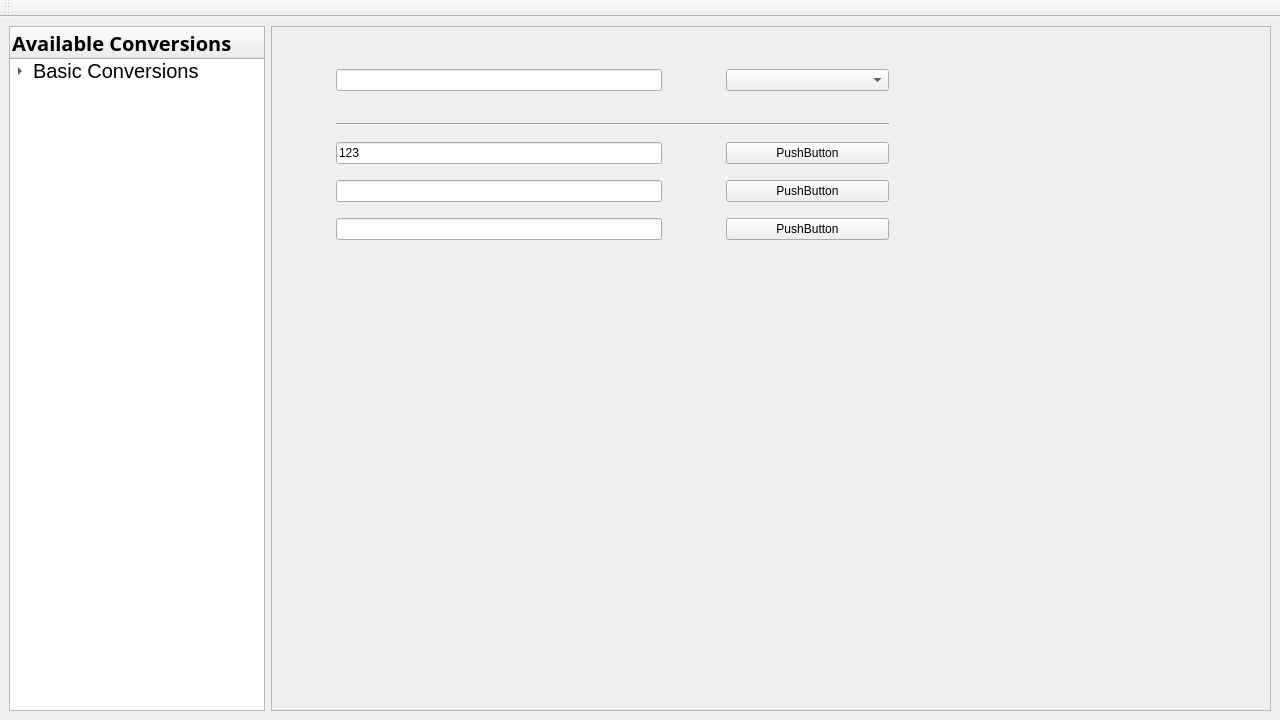
The window that mainwindow.ui (30vam/cute-converter) describes before a commit, drawn with Qt 5.
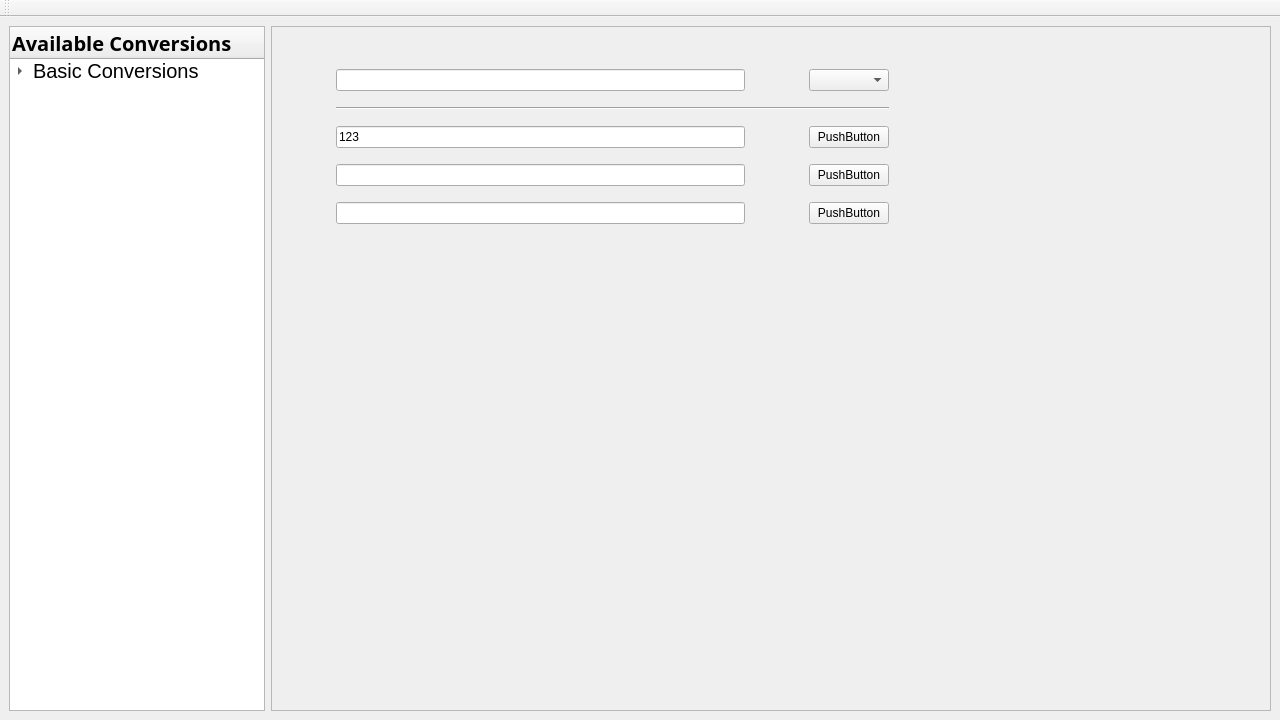
The same window after the commit. The open tabs and pages were chosen to show the change. Icons and pictures are not drawn.

```diff
--- a/mainwindow.ui
+++ b/mainwindow.ui
@@ -255,7 +255,7 @@
           <height>651</height>
          </rect>
         </property>
-        <layout class="QGridLayout" name="gridLayout" rowstretch="0,0,0,0,0,0,0" columnstretch="2,1" rowminimumheight="0,16,0,0,0,0,0">
+        <layout class="QGridLayout" name="gridLayout" rowstretch="0,0,0,0,0,0,0" columnstretch="2,0">
          <property name="sizeConstraint">
           <enum>QLayout::SetDefaultConstraint</enum>
          </property>
@@ -277,6 +277,16 @@
          <property name="verticalSpacing">
           <number>16</number>
          </property>
+         <item row="0" column="1">
+          <widget class="QComboBox" name="comboBox">
+           <property name="sizePolicy">
+            <sizepolicy hsizetype="Preferred" vsizetype="Fixed">
+             <horstretch>0</horstretch>
+             <verstretch>0</verstretch>
+            </sizepolicy>
+           </property>
+          </widget>
+         </item>
          <item row="3" column="1">
           <widget class="QPushButton" name="pushButton_4">
            <property name="text">
@@ -284,35 +294,6 @@
            </property>
           </widget>
          </item>
-         <item row="0" column="0">
-          <widget class="QLineEdit" name="lineEdit">
-           <property name="sizePolicy">
-            <sizepolicy hsizetype="Expanding" vsizetype="Fixed">
-             <horstretch>0</horstretch>
-             <verstretch>0</verstretch>
-            </sizepolicy>
-           </property>
-           <property name="frame">
-            <bool>true</bool>
-           </property>
-           <property name="alignment">
-            <set>Qt::AlignCenter</set>
-           </property>
-           <property name="cursorMoveStyle">
-            <enum>Qt::LogicalMoveStyle</enum>
-           </property>
-           <property name="clearButtonEnabled">
-            <bool>true</bool>
-           </property>
-          </widget>
-         </item>
-         <item row="5" column="1">
-          <widget class="QPushButton" name="pushButton_6">
-           <property name="text">
-            <string>PushButton</string>
-           </property>
-          </widget>
-         </item>
          <item row="6" column="0">
           <spacer name="verticalSpacer">
            <property name="orientation">
@@ -326,16 +307,6 @@
            </property>
           </spacer>
          </item>
-         <item row="0" column="1">
-          <widget class="QComboBox" name="comboBox">
-           <property name="sizePolicy">
-            <sizepolicy hsizetype="Preferred" vsizetype="Fixed">
-             <horstretch>0</horstretch>
-             <verstretch>0</verstretch>
-            </sizepolicy>
-           </property>
-          </widget>
-         </item>
          <item row="4" column="1">
           <widget class="QPushButton" name="pushButton_5">
            <property name="text">
@@ -343,19 +314,34 @@
            </property>
           </widget>
          </item>
-         <item row="2" column="0" colspan="2">
-          <widget class="Line" name="line">
+         <item row="0" column="0">
+          <widget class="QLineEdit" name="lineEdit">
            <property name="sizePolicy">
-            <sizepolicy hsizetype="Minimum" vsizetype="Fixed">
+            <sizepolicy hsizetype="Expanding" vsizetype="Fixed">
              <horstretch>0</horstretch>
              <verstretch>0</verstretch>
             </sizepolicy>
            </property>
-           <property name="orientation">
-            <enum>Qt::Horizontal</enum>
+           <property name="frame">
+            <bool>true</bool>
+           </property>
+           <property name="alignment">
+            <set>Qt::AlignCenter</set>
+           </property>
+           <property name="cursorMoveStyle">
+            <enum>Qt::LogicalMoveStyle</enum>
+           </property>
+           <property name="clearButtonEnabled">
+            <bool>true</bool>
            </property>
           </widget>
          </item>
+         <item row="5" column="0">
+          <widget class="QLineEdit" name="lineEdit_4"/>
+         </item>
+         <item row="4" column="0">
+          <widget class="QLineEdit" name="lineEdit_3"/>
+         </item>
          <item row="3" column="0">
           <widget class="QLineEdit" name="lineEdit_2">
            <property name="text">
@@ -366,11 +352,25 @@
            </property>
           </widget>
          </item>
-         <item row="4" column="0">
-          <widget class="QLineEdit" name="lineEdit_3"/>
+         <item row="5" column="1">
+          <widget class="QPushButton" name="pushButton_6">
+           <property name="text">
+            <string>PushButton</string>
+           </property>
+          </widget>
          </item>
-         <item row="5" column="0">
-          <widget class="QLineEdit" name="lineEdit_4"/>
+         <item row="2" column="0" colspan="2">
+          <widget class="Line" name="line">
+           <property name="sizePolicy">
+            <sizepolicy hsizetype="Minimum" vsizetype="Fixed">
+             <horstretch>0</horstretch>
+             <verstretch>0</verstretch>
+            </sizepolicy>
+           </property>
+           <property name="orientation">
+            <enum>Qt::Horizontal</enum>
+           </property>
+          </widget>
          </item>
         </layout>
        </widget>
```
Left out of the diff: 2 changed lines with no effect on the pictures.
